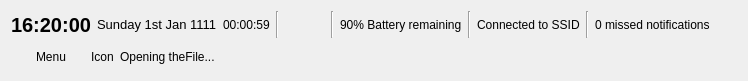
Above: mainwindow.ui from vicr123/theshell before the change. Below: the same form after it.
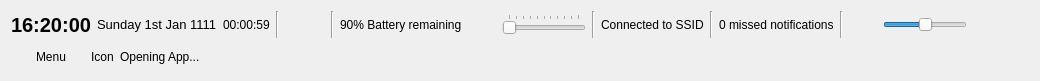
That is the form after the change. Icons and pictures are not drawn. Custom widgets are drawn as their Qt base class.

Commit message: Add brightness and volume controls, add more error checking

What changed in the file:
```diff
--- a/mainwindow.ui
+++ b/mainwindow.ui
@@ -6,7 +6,7 @@
    <rect>
     <x>0</x>
     <y>0</y>
-    <width>748</width>
+    <width>1040</width>
     <height>81</height>
    </rect>
   </property>
@@ -81,17 +81,121 @@
        </widget>
       </item>
       <item>
-       <widget class="Line" name="line_3">
-        <property name="orientation">
-         <enum>Qt::Vertical</enum>
+       <widget class="QFrame" name="batteryFrame">
+        <property name="frameShape">
+         <enum>QFrame::NoFrame</enum>
         </property>
+        <property name="frameShadow">
+         <enum>QFrame::Raised</enum>
+        </property>
+        <layout class="QHBoxLayout" name="horizontalLayout_6">
+         <property name="leftMargin">
+          <number>0</number>
+         </property>
+         <property name="topMargin">
+          <number>0</number>
+         </property>
+         <property name="rightMargin">
+          <number>0</number>
+         </property>
+         <property name="bottomMargin">
+          <number>0</number>
+         </property>
+         <item>
+          <widget class="Line" name="line_3">
+           <property name="orientation">
+            <enum>Qt::Vertical</enum>
+           </property>
+          </widget>
+         </item>
+         <item>
+          <widget class="ClickableLabel" name="batteryLabel">
+           <property name="text">
+            <string>90% Battery remaining</string>
+           </property>
+          </widget>
+         </item>
+        </layout>
        </widget>
       </item>
       <item>
-       <widget class="ClickableLabel" name="batteryLabel">
-        <property name="text">
-         <string>90% Battery remaining</string>
+       <widget class="HoverFrame" name="brightnessFrame">
+        <property name="maximumSize">
+         <size>
+          <width>228</width>
+          <height>16777215</height>
+         </size>
         </property>
+        <property name="frameShape">
+         <enum>QFrame::NoFrame</enum>
+        </property>
+        <property name="frameShadow">
+         <enum>QFrame::Raised</enum>
+        </property>
+        <layout class="QHBoxLayout" name="horizontalLayout_7">
+         <property name="leftMargin">
+          <number>0</number>
+         </property>
+         <property name="topMargin">
+          <number>0</number>
+         </property>
+         <property name="rightMargin">
+          <number>0</number>
+         </property>
+         <property name="bottomMargin">
+          <number>0</number>
+         </property>
+         <item>
+          <widget class="QPushButton" name="brightnessButton">
+           <property name="sizePolicy">
+            <sizepolicy hsizetype="Minimum" vsizetype="Fixed">
+             <horstretch>28</horstretch>
+             <verstretch>24</verstretch>
+            </sizepolicy>
+           </property>
+           <property name="maximumSize">
+            <size>
+             <width>28</width>
+             <height>24</height>
+            </size>
+           </property>
+           <property name="text">
+            <string/>
+           </property>
+           <property name="icon">
+            <iconset theme="video-display"/>
+           </property>
+           <property name="flat">
+            <bool>true</bool>
+           </property>
+          </widget>
+         </item>
+         <item>
+          <widget class="QSlider" name="brightnessSlider">
+           <property name="maximumSize">
+            <size>
+             <width>200</width>
+             <height>16777215</height>
+            </size>
+           </property>
+           <property name="maximum">
+            <number>100</number>
+           </property>
+           <property name="value">
+            <number>0</number>
+           </property>
+           <property name="orientation">
+            <enum>Qt::Horizontal</enum>
+           </property>
+           <property name="tickPosition">
+            <enum>QSlider::TicksAbove</enum>
+           </property>
+           <property name="tickInterval">
+            <number>10</number>
+           </property>
+          </widget>
+         </item>
+        </layout>
        </widget>
       </item>
       <item>
@@ -122,6 +226,99 @@
         </property>
        </widget>
       </item>
+      <item>
+       <widget class="Line" name="line_5">
+        <property name="orientation">
+         <enum>Qt::Vertical</enum>
+        </property>
+       </widget>
+      </item>
+      <item>
+       <widget class="HoverFrame" name="volumeFrame">
+        <property name="sizePolicy">
+         <sizepolicy hsizetype="Minimum" vsizetype="Preferred">
+          <horstretch>0</horstretch>
+          <verstretch>0</verstretch>
+         </sizepolicy>
+        </property>
+        <property name="maximumSize">
+         <size>
+          <width>228</width>
+          <height>16777215</height>
+         </size>
+        </property>
+        <property name="frameShape">
+         <enum>QFrame::NoFrame</enum>
+        </property>
+        <property name="frameShadow">
+         <enum>QFrame::Raised</enum>
+        </property>
+        <layout class="QHBoxLayout" name="horizontalLayout_5">
+         <property name="leftMargin">
+          <number>0</number>
+         </property>
+         <property name="topMargin">
+          <number>0</number>
+         </property>
+         <property name="rightMargin">
+          <number>0</number>
+         </property>
+         <property name="bottomMargin">
+          <number>0</number>
+         </property>
+         <item>
+          <widget class="QPushButton" name="volumeButton">
+           <property name="maximumSize">
+            <size>
+             <width>28</width>
+             <height>24</height>
+            </size>
+           </property>
+           <property name="text">
+            <string/>
+           </property>
+           <property name="icon">
+            <iconset theme="audio-volume-high"/>
+           </property>
+           <property name="flat">
+            <bool>true</bool>
+           </property>
+          </widget>
+         </item>
+         <item>
+          <widget class="QSlider" name="volumeSlider">
+           <property name="maximumSize">
+            <size>
+             <width>200</width>
+             <height>16777215</height>
+            </size>
+           </property>
+           <property name="maximum">
+            <number>100</number>
+           </property>
+           <property name="value">
+            <number>50</number>
+           </property>
+           <property name="orientation">
+            <enum>Qt::Horizontal</enum>
+           </property>
+           <property name="invertedAppearance">
+            <bool>false</bool>
+           </property>
+           <property name="invertedControls">
+            <bool>false</bool>
+           </property>
+           <property name="tickPosition">
+            <enum>QSlider::NoTicks</enum>
+           </property>
+           <property name="tickInterval">
+            <number>10</number>
+           </property>
+          </widget>
+         </item>
+        </layout>
+       </widget>
+      </item>
       <item>
        <spacer name="horizontalSpacer">
         <property name="orientation">
@@ -189,7 +386,7 @@
          <item>
           <widget class="QLabel" name="appOpeningLabel">
            <property name="text">
-            <string>Opening theFile...</string>
+            <string>Opening App...</string>
            </property>
           </widget>
          </item>
@@ -234,6 +431,16 @@
     <signal>clicked()</signal>
    </slots>
   </customwidget>
+  <customwidget>
+   <class>HoverFrame</class>
+   <extends>QFrame</extends>
+   <header>hoverframe.h</header>
+   <container>1</container>
+   <slots>
+    <signal>MouseEnter()</signal>
+    <signal>MouseExit()</signal>
+   </slots>
+  </customwidget>
  </customwidgets>
  <resources/>
  <connections/>
```
The commit also changes 17 other files.
